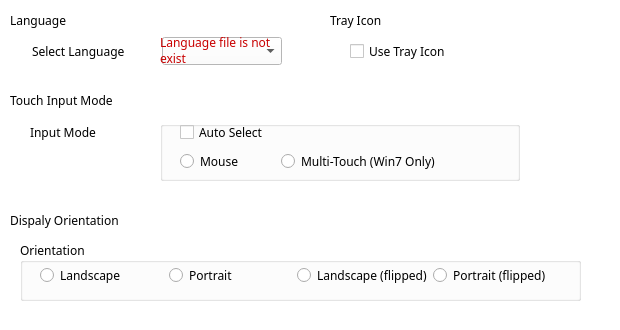
First picture: the form in T3kCfg/QGeneralSettingWidget.ui, repository habilience/habilience-t3ksensor-tools, before the edit.
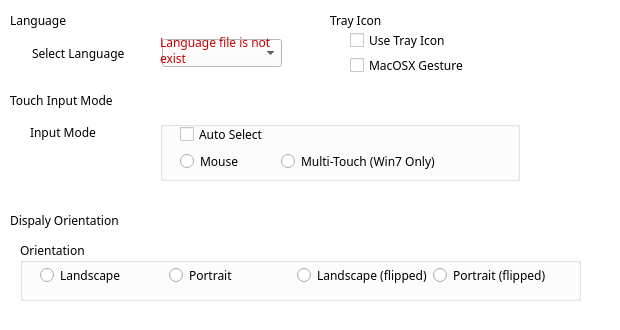
Second picture: the form after the edit. Custom widgets are drawn as their Qt base class.

```diff
--- a/T3kCfg/QGeneralSettingWidget.ui
+++ b/T3kCfg/QGeneralSettingWidget.ui
@@ -628,7 +628,7 @@
      <x>11</x>
      <y>30</y>
      <width>271</width>
-     <height>42</height>
+     <height>46</height>
     </rect>
    </property>
    <layout class="QHBoxLayout" name="LanguageLayout">
@@ -953,7 +953,7 @@
          <x>20</x>
          <y>0</y>
          <width>321</width>
-         <height>22</height>
+         <height>27</height>
         </rect>
        </property>
        <layout class="QHBoxLayout" name="AutoSelectLayout">
@@ -1021,12 +1021,12 @@
    <property name="geometry">
     <rect>
      <x>350</x>
-     <y>40</y>
+     <y>30</y>
      <width>231</width>
-     <height>22</height>
+     <height>45</height>
     </rect>
    </property>
-   <layout class="QHBoxLayout" name="TrayIconLayout">
+   <layout class="QVBoxLayout" name="TrayIconLayout">
     <item>
      <widget class="QCheckBox" name="chkTrayIcon">
       <property name="font">
@@ -1042,6 +1042,13 @@
       </property>
      </widget>
     </item>
+    <item>
+     <widget class="QCheckBox" name="chkOSXGesture">
+      <property name="text">
+       <string>MacOSX Gesture</string>
+      </property>
+     </widget>
+    </item>
    </layout>
   </widget>
  </widget>
```
Left out of the diff: 3 changed lines with no effect on the pictures.
